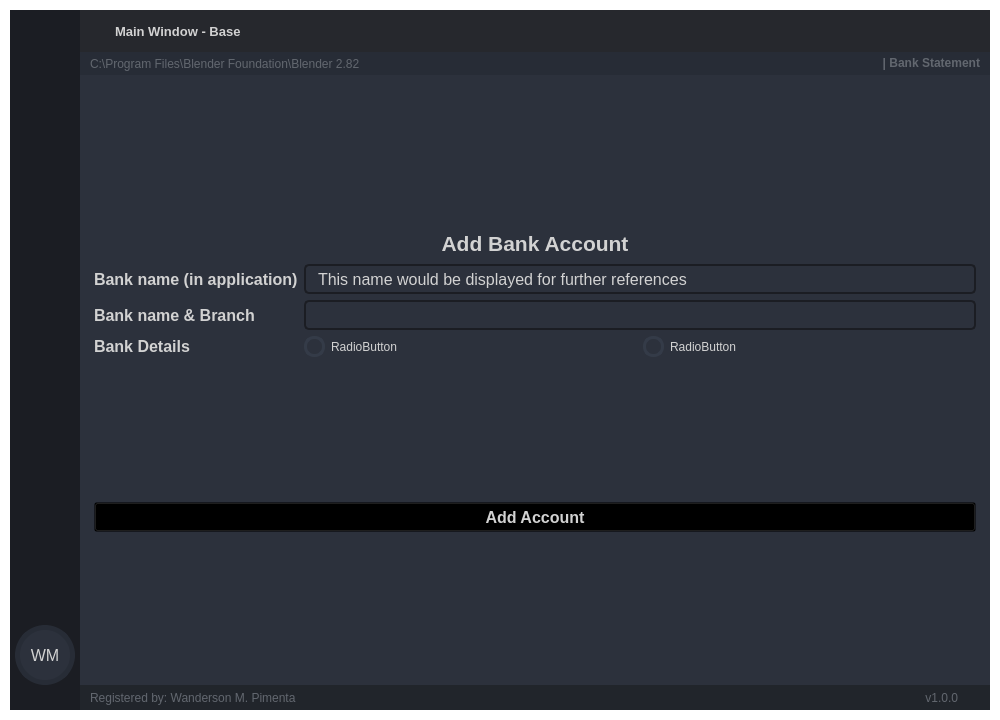
Before: the Qt Designer form temp1.ui in CHVSAnirudh/Chitra_gupta-the-accounting-software, drawn with Qt 5.
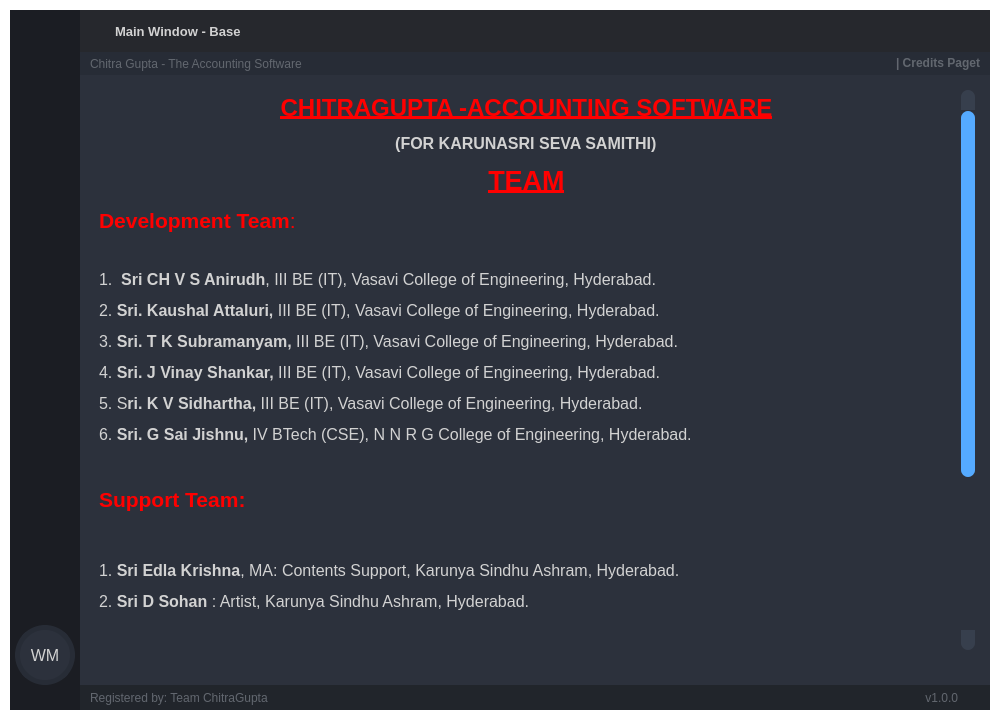
After: the same form once the commit is applied. Icons and pictures are not drawn.

Commit message: credits page added

Diff of the .ui file:
```diff
--- a/temp1.ui
+++ b/temp1.ui
@@ -1272,7 +1272,7 @@
                    <string notr="true">color: rgb(98, 103, 111); </string>
                   </property>
                   <property name="text">
-                   <string>C:\Program Files\Blender Foundation\Blender 2.82</string>
+                   <string>Chitra Gupta - The Accounting Software</string>
                   </property>
                  </widget>
                 </item>
@@ -1301,7 +1301,7 @@
                    <string notr="true">color: rgb(98, 103, 111);</string>
                   </property>
                   <property name="text">
-                   <string>| Bank Statement</string>
+                   <string>| Credits Paget</string>
                   </property>
                   <property name="alignment">
                    <set>Qt::AlignRight|Qt::AlignTrailing|Qt::AlignVCenter</set>
@@ -1568,143 +1568,48 @@
                     <item>
                      <layout class="QVBoxLayout" name="verticalLayout_6">
                       <item>
-                       <widget class="QLabel" name="label116">
-                        <property name="maximumSize">
-                         <size>
-                          <width>16777215</width>
-                          <height>30</height>
-                         </size>
+                       <widget class="QTextEdit" name="textEdit">
+                        <property name="html">
+                         <string>&lt;!DOCTYPE HTML PUBLIC &quot;-//W3C//DTD HTML 4.0//EN&quot; &quot;http://www.w3.org/TR/REC-html40/strict.dtd&quot;&gt;
+&lt;html&gt;&lt;head&gt;&lt;meta name=&quot;qrichtext&quot; content=&quot;1&quot; /&gt;&lt;style type=&quot;text/css&quot;&gt;
+p, li { white-space: pre-wrap; }
+&lt;/style&gt;&lt;/head&gt;&lt;body style=&quot; font-family:'MS Shell Dlg 2'; font-size:8.25pt; font-weight:400; font-style:normal;&quot;&gt;
+&lt;p align=&quot;center&quot; style=&quot; margin-top:12px; margin-bottom:12px; margin-left:0px; margin-right:0px; -qt-block-indent:0; text-indent:0px;&quot;&gt;&lt;span style=&quot; font-size:18pt; font-weight:600; text-decoration: underline; color:#ff0000;&quot;&gt;CHITRAGUPTA -ACCOUNTING SOFTWARE&lt;/span&gt;&lt;span style=&quot; font-size:8pt;&quot;&gt; &lt;/span&gt;&lt;/p&gt;
+&lt;p align=&quot;center&quot; style=&quot; margin-top:12px; margin-bottom:12px; margin-left:0px; margin-right:0px; -qt-block-indent:0; text-indent:0px;&quot;&gt;&lt;span style=&quot; font-size:12pt; font-weight:600;&quot;&gt;(FOR KARUNASRI SEVA SAMITHI)&lt;/span&gt;&lt;span style=&quot; font-size:12pt;&quot;&gt; &lt;/span&gt;&lt;/p&gt;
+&lt;p align=&quot;center&quot; style=&quot; margin-top:12px; margin-bottom:12px; margin-left:0px; margin-right:0px; -qt-block-indent:0; text-indent:0px;&quot;&gt;&lt;span style=&quot; font-size:20pt; font-weight:600; text-decoration: underline; color:#ff0000;&quot;&gt;TEAM&lt;/span&gt;&lt;span style=&quot; font-size:8pt;&quot;&gt; &lt;/span&gt;&lt;/p&gt;
+&lt;p style=&quot; margin-top:12px; margin-bottom:12px; margin-left:0px; margin-right:0px; -qt-block-indent:0; text-indent:0px;&quot;&gt;&lt;span style=&quot; font-size:16pt; font-weight:600; color:#ff0000;&quot;&gt;Development Team&lt;/span&gt;&lt;span style=&quot; font-size:16pt; color:#ff0000;&quot;&gt;:&lt;/span&gt;&lt;span style=&quot; font-size:8pt;&quot;&gt; &lt;/span&gt;&lt;/p&gt;
+&lt;p style=&quot; margin-top:12px; margin-bottom:12px; margin-left:0px; margin-right:0px; -qt-block-indent:0; text-indent:0px;&quot;&gt;&lt;span style=&quot; font-size:8pt;&quot;&gt;  &lt;/span&gt;&lt;/p&gt;
+&lt;p style=&quot; margin-top:12px; margin-bottom:12px; margin-left:0px; margin-right:0px; -qt-block-indent:0; text-indent:0px;&quot;&gt;&lt;span style=&quot; font-size:12pt;&quot;&gt;1.  &lt;/span&gt;&lt;span style=&quot; font-size:12pt; font-weight:600;&quot;&gt;Sri CH V S Anirudh&lt;/span&gt;&lt;span style=&quot; font-size:12pt;&quot;&gt;, III BE (IT), Vasavi College of Engineering, Hyderabad. &lt;/span&gt;&lt;/p&gt;
+&lt;p style=&quot; margin-top:12px; margin-bottom:12px; margin-left:0px; margin-right:0px; -qt-block-indent:0; text-indent:0px;&quot;&gt;&lt;span style=&quot; font-size:12pt;&quot;&gt;2. &lt;/span&gt;&lt;span style=&quot; font-size:12pt; font-weight:600;&quot;&gt;Sri. Kaushal Attaluri,&lt;/span&gt;&lt;span style=&quot; font-size:12pt;&quot;&gt; III BE (IT), Vasavi College of Engineering, Hyderabad. &lt;/span&gt;&lt;/p&gt;
+&lt;p style=&quot; margin-top:12px; margin-bottom:12px; margin-left:0px; margin-right:0px; -qt-block-indent:0; text-indent:0px;&quot;&gt;&lt;span style=&quot; font-size:12pt;&quot;&gt;3. &lt;/span&gt;&lt;span style=&quot; font-size:12pt; font-weight:600;&quot;&gt;Sri. T K Subramanyam,&lt;/span&gt;&lt;span style=&quot; font-size:12pt;&quot;&gt; III BE (IT), Vasavi College of Engineering, Hyderabad. &lt;/span&gt;&lt;/p&gt;
+&lt;p style=&quot; margin-top:12px; margin-bottom:12px; margin-left:0px; margin-right:0px; -qt-block-indent:0; text-indent:0px;&quot;&gt;&lt;span style=&quot; font-size:12pt;&quot;&gt;4. &lt;/span&gt;&lt;span style=&quot; font-size:12pt; font-weight:600;&quot;&gt;Sri. J Vinay Shankar,&lt;/span&gt;&lt;span style=&quot; font-size:12pt;&quot;&gt; III BE (IT), Vasavi College of Engineering, Hyderabad. &lt;/span&gt;&lt;/p&gt;
+&lt;p style=&quot; margin-top:12px; margin-bottom:12px; margin-left:0px; margin-right:0px; -qt-block-indent:0; text-indent:0px;&quot;&gt;&lt;span style=&quot; font-size:12pt;&quot;&gt;5. S&lt;/span&gt;&lt;span style=&quot; font-size:12pt; font-weight:600;&quot;&gt;ri. K V Sidhartha,&lt;/span&gt;&lt;span style=&quot; font-size:12pt;&quot;&gt; III BE (IT), Vasavi College of Engineering, Hyderabad. &lt;/span&gt;&lt;/p&gt;
+&lt;p style=&quot; margin-top:12px; margin-bottom:12px; margin-left:0px; margin-right:0px; -qt-block-indent:0; text-indent:0px;&quot;&gt;&lt;span style=&quot; font-size:12pt;&quot;&gt;6. &lt;/span&gt;&lt;span style=&quot; font-size:12pt; font-weight:600;&quot;&gt;Sri. G Sai Jishnu,&lt;/span&gt;&lt;span style=&quot; font-size:12pt;&quot;&gt; IV BTech (CSE), N N R G College of Engineering, Hyderabad.  &lt;/span&gt;&lt;/p&gt;
+&lt;p style=&quot; margin-top:12px; margin-bottom:12px; margin-left:0px; margin-right:0px; -qt-block-indent:0; text-indent:0px;&quot;&gt;&lt;span style=&quot; font-size:12pt; font-style:italic;&quot;&gt; &lt;/span&gt;&lt;span style=&quot; font-size:12pt;&quot;&gt; &lt;/span&gt;&lt;/p&gt;
+&lt;p style=&quot; margin-top:12px; margin-bottom:12px; margin-left:0px; margin-right:0px; -qt-block-indent:0; text-indent:0px;&quot;&gt;&lt;span style=&quot; font-size:16pt; font-weight:600; color:#ff0000;&quot;&gt;Support Team:&lt;/span&gt;&lt;span style=&quot; font-size:8pt;&quot;&gt; &lt;/span&gt;&lt;/p&gt;
+&lt;p style=&quot; margin-top:12px; margin-bottom:12px; margin-left:0px; margin-right:0px; -qt-block-indent:0; text-indent:0px;&quot;&gt;&lt;span style=&quot; font-size:16pt; font-weight:600; color:#ff0000;&quot;&gt; &lt;/span&gt;&lt;span style=&quot; font-size:8pt;&quot;&gt; &lt;/span&gt;&lt;/p&gt;
+&lt;p style=&quot; margin-top:12px; margin-bottom:12px; margin-left:0px; margin-right:0px; -qt-block-indent:0; text-indent:0px;&quot;&gt;&lt;span style=&quot; font-size:12pt;&quot;&gt;1. &lt;/span&gt;&lt;span style=&quot; font-size:12pt; font-weight:600;&quot;&gt;Sri Edla Krishna&lt;/span&gt;&lt;span style=&quot; font-size:12pt;&quot;&gt;, MA: Contents Support, Karunya Sindhu Ashram, Hyderabad. &lt;/span&gt;&lt;/p&gt;
+&lt;p style=&quot; margin-top:12px; margin-bottom:12px; margin-left:0px; margin-right:0px; -qt-block-indent:0; text-indent:0px;&quot;&gt;&lt;span style=&quot; font-size:12pt;&quot;&gt;2. &lt;/span&gt;&lt;span style=&quot; font-size:12pt; font-weight:600;&quot;&gt;Sri D Sohan&lt;/span&gt;&lt;span style=&quot; font-size:12pt;&quot;&gt; : Artist, Karunya Sindhu Ashram, Hyderabad. &lt;/span&gt;&lt;/p&gt;
+&lt;p style=&quot; margin-top:12px; margin-bottom:12px; margin-left:0px; margin-right:0px; -qt-block-indent:0; text-indent:0px;&quot;&gt;&lt;span style=&quot; font-size:16pt; font-weight:600; color:#ff0000;&quot;&gt; &lt;/span&gt;&lt;span style=&quot; font-size:8pt;&quot;&gt; &lt;/span&gt;&lt;/p&gt;
+&lt;p style=&quot; margin-top:12px; margin-bottom:12px; margin-left:0px; margin-right:0px; -qt-block-indent:0; text-indent:0px;&quot;&gt;&lt;span style=&quot; font-size:16pt; font-weight:600; color:#ff0000;&quot;&gt;Domain Experts &amp;amp; Guides:&lt;/span&gt;&lt;span style=&quot; font-size:8pt;&quot;&gt; &lt;/span&gt;&lt;/p&gt;
+&lt;p style=&quot; margin-top:12px; margin-bottom:12px; margin-left:0px; margin-right:0px; -qt-block-indent:0; text-indent:0px;&quot;&gt;&lt;span style=&quot; font-size:16pt; font-weight:600; color:#ff0000;&quot;&gt; &lt;/span&gt;&lt;span style=&quot; font-size:8pt;&quot;&gt; &lt;/span&gt;&lt;/p&gt;
+&lt;p style=&quot; margin-top:12px; margin-bottom:12px; margin-left:0px; margin-right:0px; -qt-block-indent:0; text-indent:0px;&quot;&gt;&lt;span style=&quot; font-size:12pt;&quot;&gt;1&lt;/span&gt;&lt;span style=&quot; font-size:12pt; font-weight:600;&quot;&gt;. Dr CH N A B Sankar&lt;/span&gt;&lt;span style=&quot; font-size:12pt;&quot;&gt;, Scientist 'F', CAIR, DRDO. &lt;/span&gt;&lt;/p&gt;
+&lt;p style=&quot; margin-top:12px; margin-bottom:12px; margin-left:0px; margin-right:0px; -qt-block-indent:0; text-indent:0px;&quot;&gt;&lt;span style=&quot; font-size:12pt;&quot;&gt; &lt;/span&gt;&lt;span style=&quot; font-size:12pt; font-style:italic;&quot;&gt;Initiation, Conceptualization and Technical Guidance&lt;/span&gt;&lt;span style=&quot; font-size:12pt;&quot;&gt; &lt;/span&gt;&lt;/p&gt;
+&lt;p style=&quot; margin-top:12px; margin-bottom:12px; margin-left:0px; margin-right:0px; -qt-block-indent:0; text-indent:0px;&quot;&gt;&lt;span style=&quot; font-size:12pt;&quot;&gt;2.  &lt;/span&gt;&lt;span style=&quot; font-size:12pt; font-weight:600;&quot;&gt;CMA Rajapeta Satyanarayana&lt;/span&gt;&lt;span style=&quot; font-size:12pt;&quot;&gt;, M. Com, FCMA &lt;/span&gt;&lt;/p&gt;
+&lt;p style=&quot; margin-top:12px; margin-bottom:12px; margin-left:0px; margin-right:0px; -qt-block-indent:0; text-indent:0px;&quot;&gt;&lt;span style=&quot; font-size:12pt;&quot;&gt;General Manager (Finance &amp;amp; Accts)-Retd., Lubrizol India Pvt. Ltd. Mumbai &lt;/span&gt;&lt;/p&gt;
+&lt;p style=&quot; margin-top:12px; margin-bottom:12px; margin-left:0px; margin-right:0px; -qt-block-indent:0; text-indent:0px;&quot;&gt;&lt;span style=&quot; font-size:12pt; font-style:italic;&quot;&gt;Contents Development Guide.&lt;/span&gt;&lt;span style=&quot; font-size:12pt;&quot;&gt; &lt;/span&gt;&lt;/p&gt;&lt;/body&gt;&lt;/html&gt;</string>
                         </property>
-                        <property name="font">
-                         <font>
-                          <family>Segoe UI</family>
-                          <pointsize>16</pointsize>
-                          <weight>75</weight>
-                          <bold>true</bold>
-                         </font>
-                        </property>
+                       </widget>
+                      </item>
+                      <item>
+                       <widget class="QLabel" name="label">
                         <property name="text">
-                         <string>Add Bank Account</string>
-                        </property>
-                        <property name="alignment">
-                         <set>Qt::AlignCenter</set>
+                         <string/>
                         </property>
                        </widget>
                       </item>
-                      <item>
-                       <layout class="QGridLayout" name="gridLayout">
-                        <item row="2" column="1">
-                         <layout class="QHBoxLayout" name="horizontalLayout_9">
-                          <item>
-                           <widget class="QRadioButton" name="radioButton">
-                            <property name="text">
-                             <string>RadioButton</string>
-                            </property>
-                           </widget>
-                          </item>
-                          <item>
-                           <widget class="QRadioButton" name="radioButton_2">
-                            <property name="text">
-                             <string>RadioButton</string>
-                            </property>
-                           </widget>
-                          </item>
-                         </layout>
-                        </item>
-                        <item row="1" column="1">
-                         <widget class="QLineEdit" name="lineEdit16">
-                          <property name="minimumSize">
-                           <size>
-                            <width>0</width>
-                            <height>30</height>
-                           </size>
-                          </property>
-                         </widget>
-                        </item>
-                        <item row="0" column="0">
-                         <widget class="QLabel" name="label16">
-                          <property name="font">
-                           <font>
-                            <pointsize>12</pointsize>
-                            <weight>75</weight>
-                            <bold>true</bold>
-                           </font>
-                          </property>
-                          <property name="text">
-                           <string>Bank name (in application)</string>
-                          </property>
-                         </widget>
-                        </item>
-                        <item row="1" column="0">
-                         <widget class="QLabel" name="label_162">
-                          <property name="font">
-                           <font>
-                            <pointsize>12</pointsize>
-                            <weight>75</weight>
-                            <bold>true</bold>
-                           </font>
-                          </property>
-                          <property name="text">
-                           <string>Bank name &amp; Branch</string>
-                          </property>
-                         </widget>
-                        </item>
-                        <item row="0" column="1">
-                         <widget class="QLineEdit" name="lineEdit_162">
-                          <property name="minimumSize">
-                           <size>
-                            <width>0</width>
-                            <height>30</height>
-                           </size>
-                          </property>
-                          <property name="font">
-                           <font>
-                            <pointsize>12</pointsize>
-                           </font>
-                          </property>
-                          <property name="text">
-                           <string>This name would be displayed for further references</string>
-                          </property>
-                         </widget>
-                        </item>
-                        <item row="2" column="0">
-                         <widget class="QLabel" name="label_163">
-                          <property name="font">
-                           <font>
-                            <pointsize>12</pointsize>
-                            <weight>75</weight>
-                            <bold>true</bold>
-                           </font>
-                          </property>
-                          <property name="text">
-                           <string>Bank Details</string>
-                          </property>
-                         </widget>
-                        </item>
-                       </layout>
-                      </item>
                      </layout>
                     </item>
-                    <item>
-                     <widget class="QPushButton" name="pushButton16">
-                      <property name="minimumSize">
-                       <size>
-                        <width>0</width>
-                        <height>30</height>
-                       </size>
-                      </property>
-                      <property name="font">
-                       <font>
-                        <pointsize>12</pointsize>
-                        <weight>75</weight>
-                        <bold>true</bold>
-                       </font>
-                      </property>
-                      <property name="text">
-                       <string>Add Account</string>
-                      </property>
-                     </widget>
-                    </item>
                    </layout>
                   </widget>
                  </widget>
@@ -1786,7 +1691,7 @@
                       <string notr="true">color: rgb(98, 103, 111);</string>
                      </property>
                      <property name="text">
-                      <string>Registered by: Wanderson M. Pimenta</string>
+                      <string>Registered by: Team ChitraGupta</string>
                      </property>
                     </widget>
                    </item>
```
The commit also changes 5 other files.
